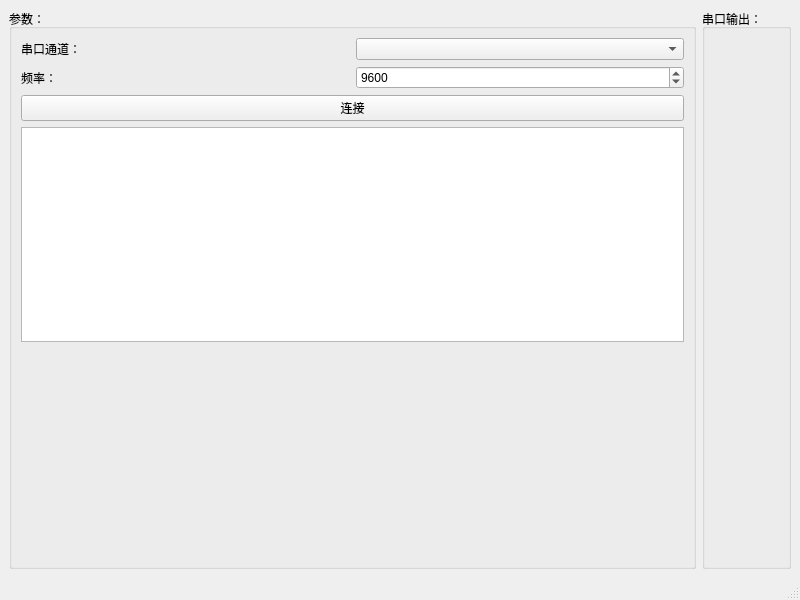
Before: the Qt Designer form Apps/Qt5DemoApp/MainWindow.ui in gukazma/ArduinoQt, drawn with Qt 5.
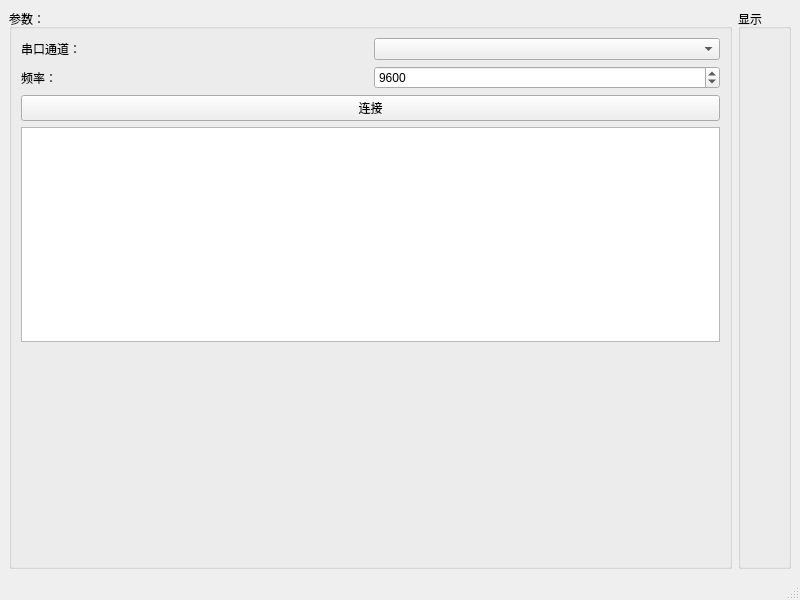
After: the same form once the commit is applied.

```diff
--- a/Apps/Qt5DemoApp/MainWindow.ui
+++ b/Apps/Qt5DemoApp/MainWindow.ui
@@ -89,7 +89,7 @@
     <item>
      <widget class="QGroupBox" name="groupBox_view">
       <property name="title">
-       <string>串口输出：</string>
+       <string>显示</string>
       </property>
       <layout class="QHBoxLayout" name="horizontalLayout_4"/>
      </widget>
```
Left out of the diff: 2 changed lines with no effect on the pictures.
